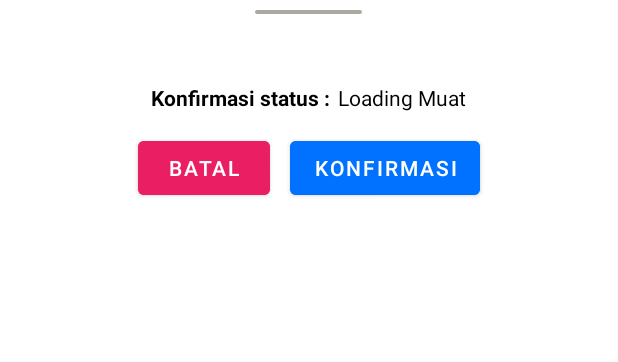
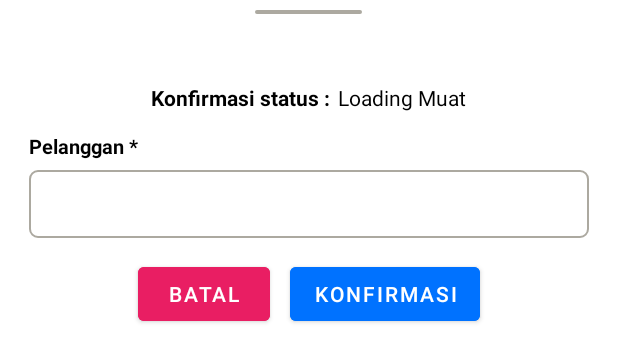
Before and after one commit to IlhamMuzani/javaline-apk, an Android app: the layout dialog_loadingmuat.xml on its own in the app's theme, with its tools: preview values and no code run, on a phone screen of 412 x 824 dp. Shown: the top 362 px of the screen. Run offline under Robolectric (Android 15) with nearby library versions, the phone set to English and light mode, and no system bars.

Commit message:
pelanggan

```diff
--- a/app/src/main/java/com/ilham/javaline/network/ApiEndpoint.kt
+++ b/app/src/main/java/com/ilham/javaline/network/ApiEndpoint.kt
@@ -3,6 +3,7 @@ package com.ilham.javaline.network
 import com.ilham.javaline.data.model.kendaraan.ResponseKendaraan
 import com.ilham.javaline.data.model.kendaraan.ResponseKendaraanDetail
 import com.ilham.javaline.data.model.kendaraan.ResponseKendaraanUpdate
+import com.ilham.javaline.data.model.pelanggan.ResponsePelanggan
 import com.ilham.javaline.data.model.user.ResponseUser
 import com.ilham.javaline.data.model.user.ResponseUserdetail
 import retrofit2.Call
@@ -35,6 +36,10 @@ interface ApiEndpoint {
     fun getkendaraan(
         @Path("id") id: Long,
     ): Call<ResponseKendaraan>
+
+    @GET("list-pelanggan")
+    fun getpelanggan(
+    ): Call<ResponsePelanggan>
 
     @POST("kendaraan-search")
     fun Searchkendaraan(
@@ -69,6 +74,7 @@ interface ApiEndpoint {
     fun loading_muat(
         @Path("id") id: Long,
         @Query("user_id") user_id: String,
+        @Query("pelanggan_id") pelanggan_id: String,
     ): Call<ResponseKendaraanUpdate>
 
     @POST("kendaraan-perjalananisi/{id}")
--- a/app/src/main/res/layout/dialog_loadingmuat.xml
+++ b/app/src/main/res/layout/dialog_loadingmuat.xml
@@ -47,6 +47,47 @@
 
         </LinearLayout>
 
+
+
+        <TextView
+            android:layout_width="wrap_content"
+            android:layout_height="wrap_content"
+            android:text="Pelanggan *"
+            android:textStyle="bold"
+            android:textSize="@dimen/_10sdp"
+            android:layout_gravity="start"
+            android:layout_marginTop="@dimen/_10sdp"
+            android:textColor="@color/black" />
+
+        <RelativeLayout
+            android:layout_width="match_parent"
+            android:layout_height="@dimen/_35sdp"
+            android:layout_marginTop="@dimen/_5sdp"
+            android:background="@drawable/bg_btn_lapisanabu">
+
+            <LinearLayout
+                android:layout_width="match_parent"
+                android:layout_height="match_parent"
+                android:orientation="horizontal">
+
+                <Spinner
+                    android:id="@+id/edtpelanggan"
+                    android:layout_width="match_parent"
+                    android:layout_height="@dimen/_28sdp"
+                    android:layout_marginStart="@dimen/_15sdp"
+                    android:layout_marginTop="@dimen/_2sdp"
+                    android:layout_marginEnd="@dimen/_2sdp"
+                    android:background="@color/white"
+                    android:hint="Pelanggan"
+                    android:inputType="text"
+                    android:textSize="@dimen/_11sdp" />
+
+
+            </LinearLayout>
+
+        </RelativeLayout>
+
+
         <LinearLayout
             android:id="@+id/layout"
             android:layout_width="match_parent"
--- a/app/src/main/res/xml/network_security_config.xml
+++ b/app/src/main/res/xml/network_security_config.xml
@@ -1,6 +1,6 @@
 <?xml version="1.0" encoding="utf-8"?>
 <network-security-config>
     <domain-config cleartextTrafficPermitted="true" >
-        <domain includeSubdomains="true">192.168.43.224</domain>
+        <domain includeSubdomains="true">192.168.2.138</domain>
     </domain-config>
 </network-security-config>
```
Also changed, not shown: app/src/main/java/com/ilham/javaline/data/model/Constant.kt (+5 -2 lines), app/src/main/java/com/ilham/javaline/data/model/pelanggan/DataPelanggan.kt (added, +8 -0 lines), app/src/main/java/com/ilham/javaline/data/model/pelanggan/ResponsePelanggan.kt (added, +9 -0 lines), app/src/main/java/com/ilham/javaline/ui/status_perjalanan/StatusActivity.kt (+61 -22 lines), app/src/main/java/com/ilham/javaline/ui/status_perjalanan/StatusContract.kt (+5 -2 lines), app/src/main/java/com/ilham/javaline/ui/status_perjalanan/StatusPresenter.kt (+21 -2 lines).
